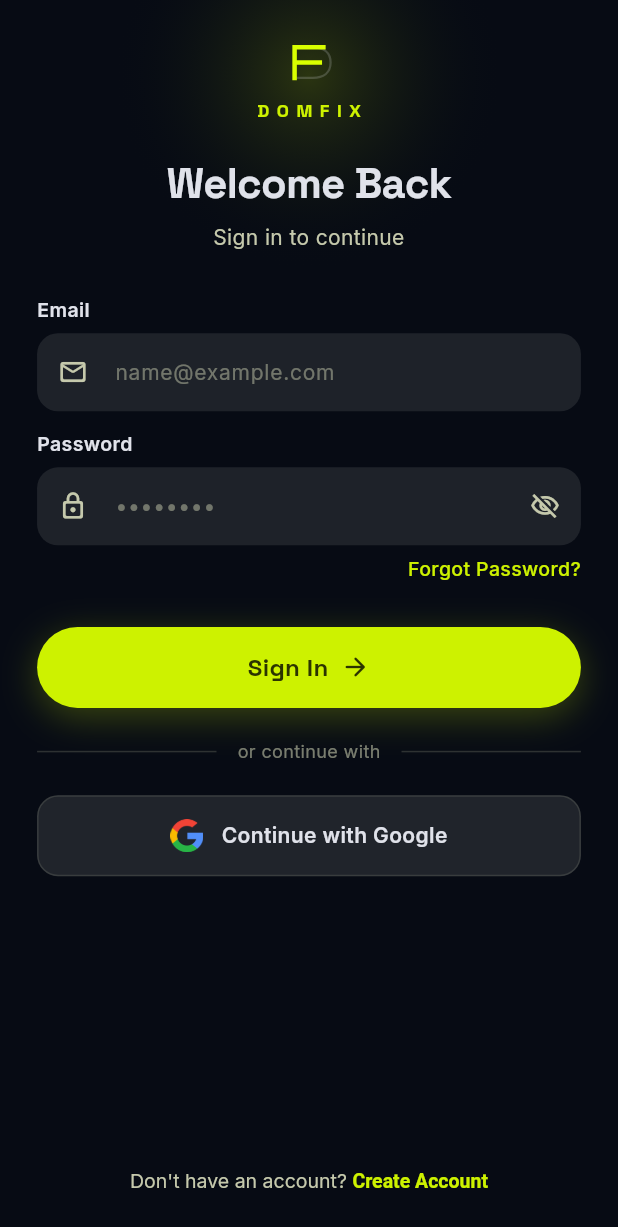
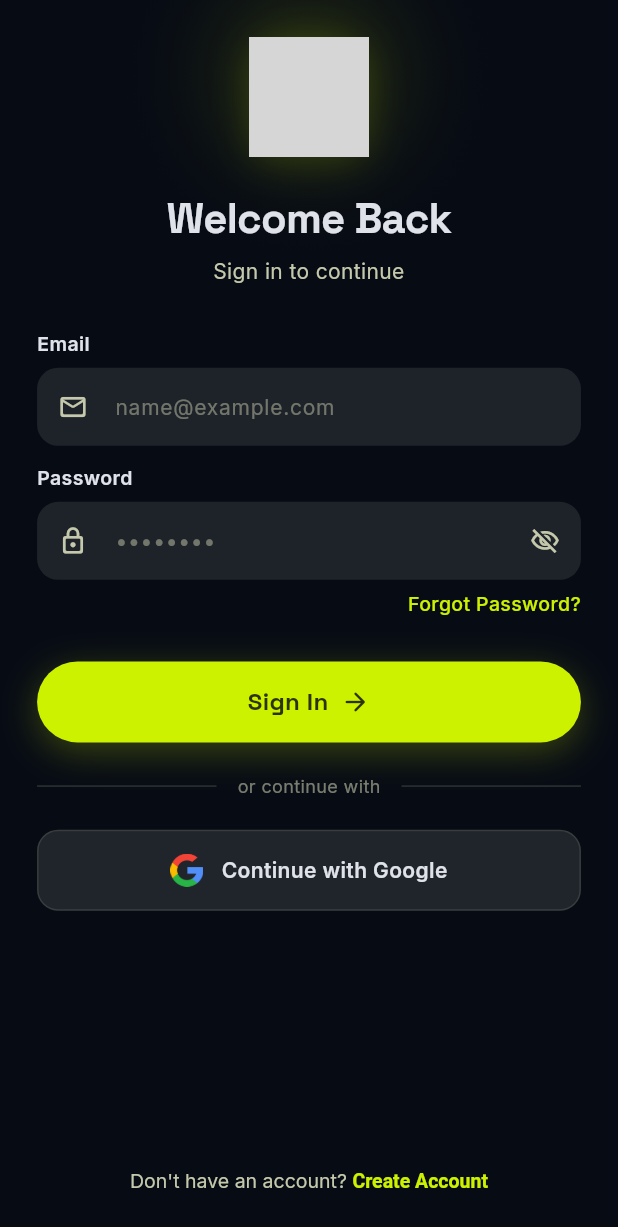
Before and after one commit to majbaranas/DomFix, a Flutter app: the screen it shows after launch, after a tap on "Skip", on a phone screen of 412 x 824 dp. Shown: the top 1227 px of the screen. Run offline on Flutter 3.47's test engine with Material 3 defaults, Android fonts, the phone set to English and light mode, and no system bars; our stand-ins replace audioplayers, cloud_firestore, file_picker, firebase_auth, firebase_core, firebase_messaging and 12 more; missing offline and left inert: flutter_sound; accounts and stored records are empty; grey boxes are pictures that could not be loaded.

Commit message:
Integrate official DomFix logo throughout application

```diff
--- a/lib/screens/login_screen.dart
+++ b/lib/screens/login_screen.dart
@@ -4,7 +4,6 @@ import '../theme/app_colors.dart';
 import '../services/auth_service.dart';
 import '../services/user_service.dart';
 import '../services/firebase_navigation_service.dart';
-import '../widgets/logo_painter.dart';
 import 'register_screen.dart';
 
 class LoginScreen extends StatefulWidget {
@@ -173,26 +172,30 @@ class _LoginScreenState extends State<LoginScreen> {
 
   Widget _buildLogo() {
     final screenHeight = MediaQuery.of(context).size.height;
-    final scaleFactor = screenHeight < 700 ? 0.85 : 1.0;
+    final logoSize = screenHeight < 700 ? 70.0 : 80.0;
 
-    return Column(
-      children: [
-        SizedBox(
-          width: 48 * scaleFactor,
-          height: 34 * scaleFactor,
-          child: CustomPaint(painter: LogoPainter()),
+    return Container(
+      width: logoSize,
+      height: logoSize,
+      decoration: BoxDecoration(
+        borderRadius: BorderRadius.circular(18),
+        boxShadow: [
+          BoxShadow(
+            color: AppColors.neonAccent.withValues(alpha: 0.15),
+            blurRadius: 20,
+            offset: const Offset(0, 4),
+          ),
+        ],
+      ),
+      child: ClipRRect(
+        borderRadius: BorderRadius.circular(18),
+        child: Image.asset(
+          'assets/images/logo/domfix_logo.png',
+          width: logoSize,
+          height: logoSize,
+          fit: BoxFit.cover,
         ),
-        SizedBox(height: 6 * scaleFactor),
-        Text(
-          'DOMFIX',
-          style: GoogleFonts.spaceGrotesk(
-            fontSize: 12 * scaleFactor,
-            fontWeight: FontWeight.w700,
-            letterSpacing: 5,
-            color: AppColors.primaryContainer,
-          ),
-        ),
-      ],
+      ),
     );
   }
 
--- a/lib/screens/register_screen.dart
+++ b/lib/screens/register_screen.dart
@@ -210,13 +210,27 @@ class _RegisterScreenState extends State<RegisterScreen> {
   }
 
   Widget _buildLogo() {
-    return Text(
-      'DOMFIX',
-      style: GoogleFonts.spaceGrotesk(
-        fontSize: 20,
-        fontWeight: FontWeight.w900,
-        letterSpacing: 6,
-        color: AppColors.primaryContainer,
+    return Container(
+      width: 70,
+      height: 70,
+      decoration: BoxDecoration(
+        borderRadius: BorderRadius.circular(16),
+        boxShadow: [
+          BoxShadow(
+            color: AppColors.neonAccent.withValues(alpha: 0.15),
+            blurRadius: 20,
+            offset: const Offset(0, 4),
+          ),
+        ],
+      ),
+      child: ClipRRect(
+        borderRadius: BorderRadius.circular(16),
+        child: Image.asset(
+          'assets/images/logo/domfix_logo.png',
+          width: 70,
+          height: 70,
+          fit: BoxFit.cover,
+        ),
       ),
     );
   }
--- a/lib/screens/splash_screen.dart
+++ b/lib/screens/splash_screen.dart
@@ -2,7 +2,6 @@ import 'package:flutter/material.dart';
 import 'package:google_fonts/google_fonts.dart';
 import 'package:firebase_auth/firebase_auth.dart';
 import '../theme/app_colors.dart';
-import '../widgets/logo_painter.dart';
 import '../services/local_storage_service.dart';
 import '../services/firebase_navigation_service.dart';
 import 'onboarding_screen.dart';
@@ -133,49 +132,36 @@ class _SplashScreenState extends State<SplashScreen>
   }
 
   Widget _buildLogo() {
-    return SizedBox(
-      width: 128,
-      height: 128,
-      child: Stack(
-        alignment: Alignment.center,
-        children: [
-          AnimatedBuilder(
-            animation: _pulseAnimation,
-            builder: (context, child) {
-              return Container(
-                width: 128,
-                height: 128,
-                decoration: BoxDecoration(
-                  shape: BoxShape.circle,
-                  boxShadow: [
-                    BoxShadow(
-                      color: AppColors.primaryContainer
-                          .withValues(alpha: 0.05 * _pulseAnimation.value),
-                      blurRadius: 80,
-                      spreadRadius: 20,
-                    ),
-                  ],
-                ),
-              );
-            },
-          ),
-          Container(
-            width: 96,
-            height: 96,
+    return AnimatedBuilder(
+      animation: _pulseAnimation,
+      builder: (context, child) {
+        return Transform.scale(
+          scale: 0.95 + (_pulseAnimation.value * 0.05),
+          child: Container(
+            width: 140,
+            height: 140,
             decoration: BoxDecoration(
+              borderRadius: BorderRadius.circular(32),
               boxShadow: [
                 BoxShadow(
-                  color: AppColors.neonAccent.withValues(alpha: 0.15),
-                  blurRadius: 40,
+                  color: AppColors.neonAccent.withValues(alpha: 0.2 * _pulseAnimation.value),
+                  blurRadius: 60,
+                  spreadRadius: 10,
                 ),
               ],
             ),
-            child: CustomPaint(
-              painter: LogoPainter(),
+            child: ClipRRect(
+              borderRadius: BorderRadius.circular(32),
+              child: Image.asset(
+                'assets/images/logo/domfix_logo.png',
+                width: 140,
+                height: 140,
+                fit: BoxFit.cover,
+              ),
             ),
           ),
-        ],
-      ),
+        );
+      },
     );
   }
 
--- a/pubspec.yaml
+++ b/pubspec.yaml
@@ -53,3 +53,4 @@ flutter:
     - assets/images/Automao casa externa.json
     - assets/images/Welcome Animation.json
     - assets/images/google.png
+    - assets/images/logo/domfix_logo.png
```
Also changed, not shown: 2 other files.
